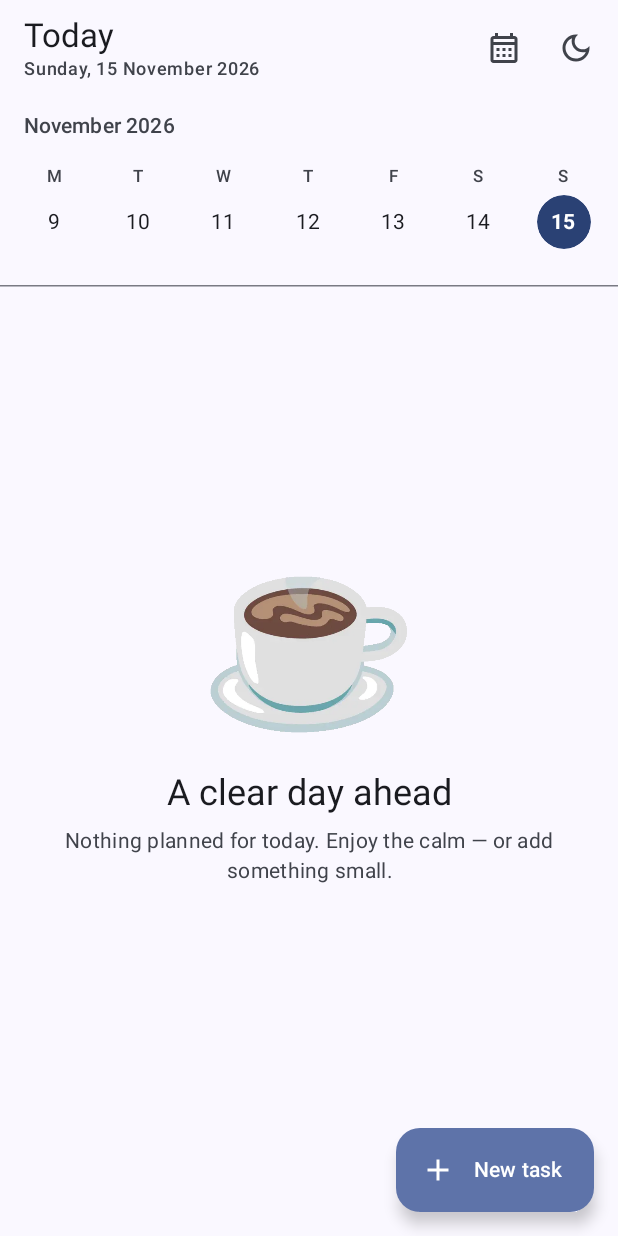
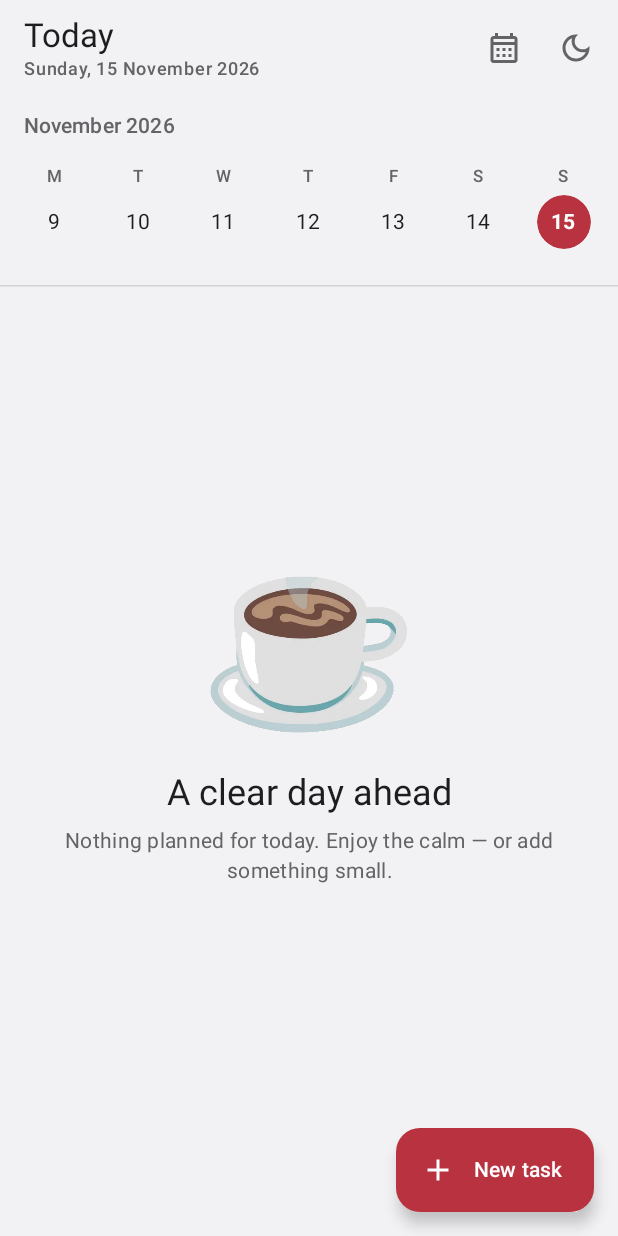
Before and after one commit to Sai-kumar1/nextup, an Android app built with Jetpack Compose: the screen it shows after launch (MainActivity), on a phone screen of 412 x 824 dp. Run offline under Robolectric (Android 15) with nearby library versions, the phone set to English and light mode, and no system bars; our stand-ins replace Room's generated code.

Commit message:
Use the sai-kumar1.github.io color palette
Soft gray canvas with white cards in light, layered dark grays in dark (no pure white or black), crimson accent; tasks shown as rounded cards; dynamic color off so the brand palette always applies; crimson launcher icon.

```diff
--- a/app/src/main/java/io/github/saikumar1/nextup/ui/TaskScreen.kt
+++ b/app/src/main/java/io/github/saikumar1/nextup/ui/TaskScreen.kt
@@ -12,6 +12,7 @@ import androidx.compose.foundation.layout.fillMaxWidth
 import androidx.compose.foundation.layout.padding
 import androidx.compose.foundation.lazy.LazyColumn
 import androidx.compose.foundation.lazy.items
+import androidx.compose.foundation.shape.RoundedCornerShape
 import androidx.compose.material.icons.Icons
 import androidx.compose.material.icons.filled.Add
 import androidx.compose.material.icons.filled.Delete
@@ -29,6 +30,7 @@ import androidx.compose.material3.HorizontalDivider
 import androidx.compose.material3.Icon
 import androidx.compose.material3.IconButton
 import androidx.compose.material3.ListItem
+import androidx.compose.material3.ListItemDefaults
 import androidx.compose.material3.MaterialTheme
 import androidx.compose.material3.Scaffold
 import androidx.compose.material3.SnackbarDuration
@@ -52,6 +54,7 @@ import androidx.compose.runtime.saveable.rememberSaveable
 import androidx.compose.runtime.setValue
 import androidx.compose.ui.Alignment
 import androidx.compose.ui.Modifier
+import androidx.compose.ui.draw.clip
 import androidx.compose.ui.text.style.TextDecoration
 import androidx.compose.ui.text.style.TextOverflow
 import androidx.compose.ui.unit.dp
@@ -73,6 +76,9 @@ import java.time.LocalDate
 
 /** Sentinel for "the editor is open for a brand-new task". */
 private const val NEW_TASK_ID = 0L
+
+/** Matches the site's --radius. */
+private val CardShape = RoundedCornerShape(12.dp)
 
 @OptIn(ExperimentalMaterial3Api::class)
 @Composable
@@ -174,6 +180,8 @@ fun TaskScreen(
         floatingActionButton = {
             ExtendedFloatingActionButton(
                 onClick = { editingId = NEW_TASK_ID },
+                containerColor = MaterialTheme.colorScheme.primary,
+                contentColor = MaterialTheme.colorScheme.onPrimary,
                 icon = { Icon(Icons.Filled.Add, contentDescription = null) },
                 text = { Text("New task") },
             )
@@ -190,7 +198,7 @@ fun TaskScreen(
             else -> LazyColumn(
                 modifier = Modifier.fillMaxSize(),
                 contentPadding = PaddingValues(
-                    top = padding.calculateTopPadding(),
+                    top = padding.calculateTopPadding() + 8.dp,
                     // Leave room so the FAB never covers the last row.
                     bottom = padding.calculateBottomPadding() + 88.dp,
                 ),
@@ -321,7 +329,9 @@ private fun SwipeableTaskRow(
     )
     SwipeToDismissBox(
         state = dismissState,
-        modifier = modifier,
+        modifier = modifier
+            .padding(horizontal = 12.dp, vertical = 4.dp)
+            .clip(CardShape),
         backgroundContent = {
             val alignment = if (dismissState.dismissDirection == SwipeToDismissBoxValue.StartToEnd) {
                 Alignment.CenterStart
@@ -352,6 +362,10 @@ private fun TaskRow(task: Task, onToggle: () -> Unit, onClick: () -> Unit) {
     val contentAlpha = if (task.isDone) 0.6f else 1f
     ListItem(
         modifier = Modifier.clickable(onClick = onClick),
+        // The white "sheet" in light, a raised gray in dark.
+        colors = ListItemDefaults.colors(
+            containerColor = MaterialTheme.colorScheme.surfaceContainerLow,
+        ),
         leadingContent = {
             Checkbox(checked = task.isDone, onCheckedChange = { onToggle() })
         },
--- a/app/src/main/java/io/github/saikumar1/nextup/ui/theme/Theme.kt
+++ b/app/src/main/java/io/github/saikumar1/nextup/ui/theme/Theme.kt
@@ -1,39 +1,98 @@
 package io.github.saikumar1.nextup.ui.theme
 
-import android.os.Build
 import androidx.compose.foundation.isSystemInDarkTheme
 import androidx.compose.material3.MaterialTheme
 import androidx.compose.material3.darkColorScheme
-import androidx.compose.material3.dynamicDarkColorScheme
-import androidx.compose.material3.dynamicLightColorScheme
 import androidx.compose.material3.lightColorScheme
 import androidx.compose.runtime.Composable
 import androidx.compose.ui.graphics.Color
-import androidx.compose.ui.platform.LocalContext
+
+/*
+ * Colors follow the design tokens of sai-kumar1.github.io (_sass/_tokens.scss):
+ * no pure white screens and no pure black. Light is a soft gray canvas with white
+ * "sheets" (cards, bottom sheets) and near-black text; dark uses layered dark grays
+ * (lighter = raised) with softened text. The accent is the brand crimson.
+ *
+ * Cards and sheets use surfaceContainerLow, so it is the "sheet" color in both themes.
+ */
 
 private val LightColors = lightColorScheme(
-    primary = Color(0xFF3D5AFE),
-    secondary = Color(0xFF5C6BC0),
+    primary = Color(0xFFB8323F),              // --accent
+    onPrimary = Color(0xFFFFFFFF),
+    primaryContainer = Color(0xFFF6DFE2),     // --accent-soft, made visible as a fill
+    onPrimaryContainer = Color(0xFF941F2C),   // --accent-strong
+    inversePrimary = Color(0xFFFF7D88),
+    secondary = Color(0xFF636368),            // --text-muted
+    onSecondary = Color(0xFFFFFFFF),
+    secondaryContainer = Color(0xFFE8E8ED),
+    onSecondaryContainer = Color(0xFF1D1D1F),
+    tertiary = Color(0xFF941F2C),
+    onTertiary = Color(0xFFFFFFFF),
+    tertiaryContainer = Color(0xFFF6DFE2),
+    onTertiaryContainer = Color(0xFF941F2C),
+    background = Color(0xFFF2F2F4),           // --canvas
+    onBackground = Color(0xFF1D1D1F),         // --text
+    surface = Color(0xFFF2F2F4),              // --canvas
+    onSurface = Color(0xFF1D1D1F),            // --text
+    surfaceVariant = Color(0xFFE8E8ED),
+    onSurfaceVariant = Color(0xFF636368),     // --text-muted
+    surfaceTint = Color(0xFFB8323F),
+    inverseSurface = Color(0xFF2C2C30),
+    inverseOnSurface = Color(0xFFF2F2F4),
+    outline = Color(0xFF8E8E93),
+    outlineVariant = Color(0xFFD2D2D7),       // --border
+    scrim = Color(0xFF000000),
+    surfaceBright = Color(0xFFF7F7F9),
+    surfaceDim = Color(0xFFE4E4E8),
+    surfaceContainerLowest = Color(0xFFFFFFFF),
+    surfaceContainerLow = Color(0xFFFFFFFF),  // --bg / --surface: the white sheet
+    surfaceContainer = Color(0xFFF5F5F7),     // --surface-2
+    surfaceContainerHigh = Color(0xFFF7F7F9),
+    surfaceContainerHighest = Color(0xFFE8E8ED),
 )
 
 private val DarkColors = darkColorScheme(
-    primary = Color(0xFF8C9EFF),
-    secondary = Color(0xFF9FA8DA),
+    primary = Color(0xFFFF7D88),              // --accent
+    onPrimary = Color(0xFF1A1A1D),
+    primaryContainer = Color(0xFF4A2229),     // --accent-soft over --bg
+    onPrimaryContainer = Color(0xFFFF9AA3),   // --accent-strong
+    inversePrimary = Color(0xFFB8323F),
+    secondary = Color(0xFFA0A0A7),            // --text-muted
+    onSecondary = Color(0xFF1A1A1D),
+    secondaryContainer = Color(0xFF313136),
+    onSecondaryContainer = Color(0xFFE4E4E9),
+    tertiary = Color(0xFFFF9AA3),
+    onTertiary = Color(0xFF1A1A1D),
+    tertiaryContainer = Color(0xFF4A2229),
+    onTertiaryContainer = Color(0xFFFF9AA3),
+    background = Color(0xFF1A1A1D),           // --bg
+    onBackground = Color(0xFFE4E4E9),         // --text
+    surface = Color(0xFF1A1A1D),              // --bg
+    onSurface = Color(0xFFE4E4E9),            // --text
+    surfaceVariant = Color(0xFF2C2C31),
+    onSurfaceVariant = Color(0xFFA0A0A7),     // --text-muted
+    surfaceTint = Color(0xFFFF7D88),
+    inverseSurface = Color(0xFFE4E4E9),
+    inverseOnSurface = Color(0xFF1A1A1D),
+    outline = Color(0xFF6E6E75),
+    outlineVariant = Color(0xFF313136),       // --border
+    scrim = Color(0xFF000000),
+    surfaceBright = Color(0xFF313136),
+    surfaceDim = Color(0xFF121214),
+    surfaceContainerLowest = Color(0xFF121214), // --canvas
+    surfaceContainerLow = Color(0xFF222226),  // --surface: cards are raised
+    surfaceContainer = Color(0xFF26262B),     // --surface-2
+    surfaceContainerHigh = Color(0xFF2A2A2F),
+    surfaceContainerHighest = Color(0xFF313136),
 )
 
 @Composable
 fun NextUpTheme(
     darkTheme: Boolean = isSystemInDarkTheme(),
-    dynamicColor: Boolean = true,
     content: @Composable () -> Unit,
 ) {
-    val colorScheme = when {
-        dynamicColor && Build.VERSION.SDK_INT >= Build.VERSION_CODES.S -> {
-            val context = LocalContext.current
-            if (darkTheme) dynamicDarkColorScheme(context) else dynamicLightColorScheme(context)
-        }
-        darkTheme -> DarkColors
-        else -> LightColors
-    }
-    MaterialTheme(colorScheme = colorScheme, content = content)
+    MaterialTheme(
+        colorScheme = if (darkTheme) DarkColors else LightColors,
+        content = content,
+    )
 }
--- /dev/null
+++ b/app/src/main/res/values-night/colors.xml
@@ -0,0 +1,3 @@
+<resources>
+    <color name="window_background">#1A1A1D</color>
+</resources>
--- a/app/src/main/res/values-night/themes.xml
+++ b/app/src/main/res/values-night/themes.xml
@@ -1,3 +1,5 @@
 <resources>
-    <style name="Theme.NextUp" parent="android:Theme.Material.NoActionBar" />
+    <style name="Theme.NextUp" parent="android:Theme.Material.NoActionBar">
+        <item name="android:windowBackground">@color/window_background</item>
+    </style>
 </resources>
--- a/app/src/main/res/values/colors.xml
+++ b/app/src/main/res/values/colors.xml
@@ -1,3 +1,4 @@
 <resources>
-    <color name="ic_launcher_background">#3D5AFE</color>
+    <color name="ic_launcher_background">#B8323F</color>
+    <color name="window_background">#F2F2F4</color>
 </resources>
--- a/app/src/main/res/values/themes.xml
+++ b/app/src/main/res/values/themes.xml
@@ -1,3 +1,5 @@
 <resources>
-    <style name="Theme.NextUp" parent="android:Theme.Material.Light.NoActionBar" />
+    <style name="Theme.NextUp" parent="android:Theme.Material.Light.NoActionBar">
+        <item name="android:windowBackground">@color/window_background</item>
+    </style>
 </resources>
```
Also changed, not shown: 1 other file.
